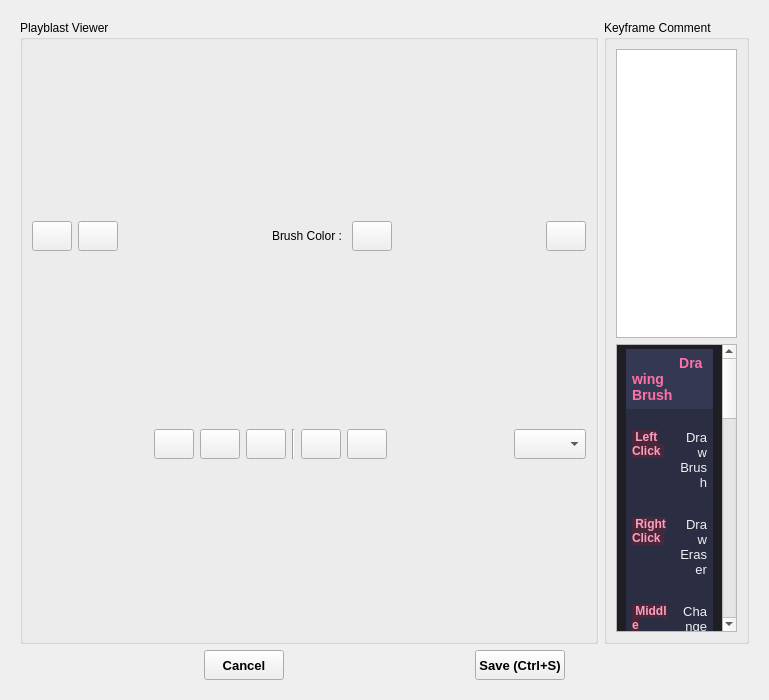
Above: interface/CommentEditor.ui from tonmaiart/UkoreShot before the change. Below: the same form after it.
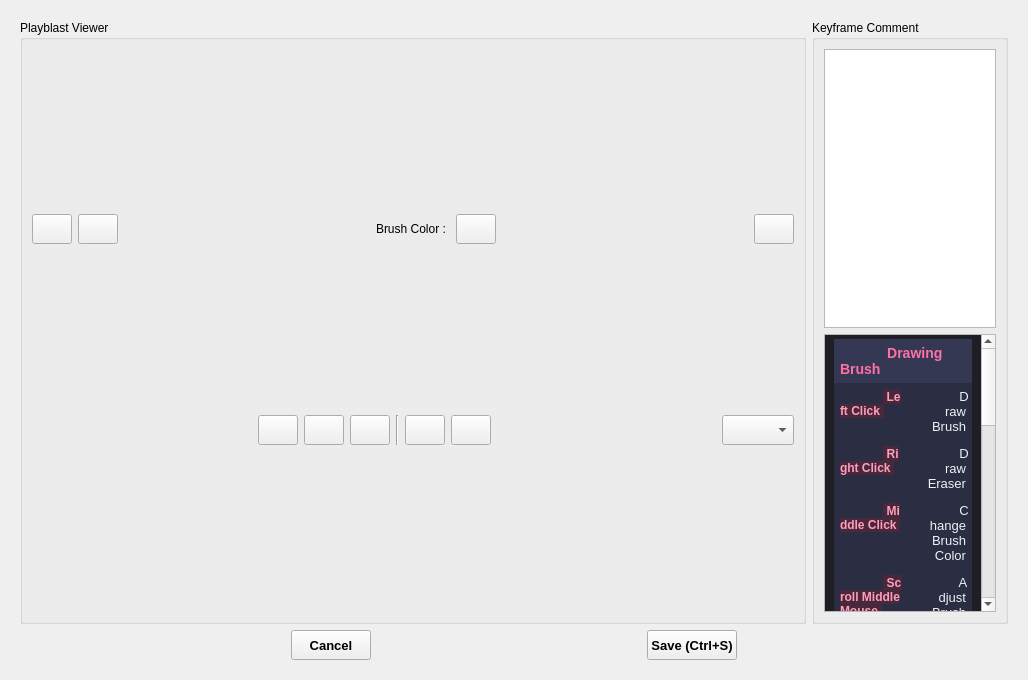
That is the form after the change.

Patch:
```diff
--- a/interface/CommentEditor.ui
+++ b/interface/CommentEditor.ui
@@ -6,8 +6,8 @@
    <rect>
     <x>0</x>
     <y>0</y>
-    <width>769</width>
-    <height>700</height>
+    <width>1028</width>
+    <height>680</height>
    </rect>
   </property>
   <property name="windowTitle">
```
